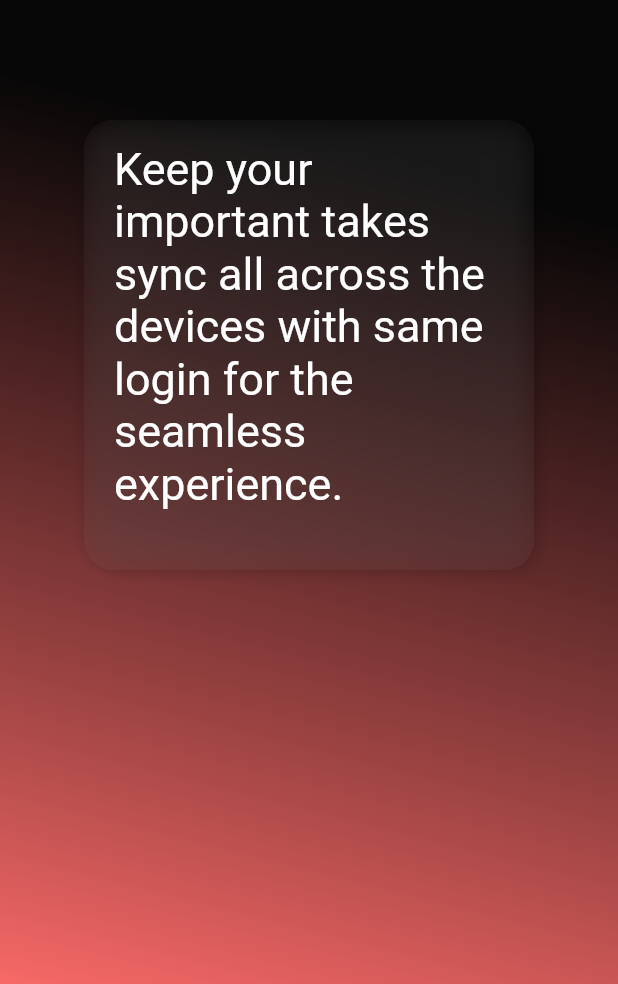
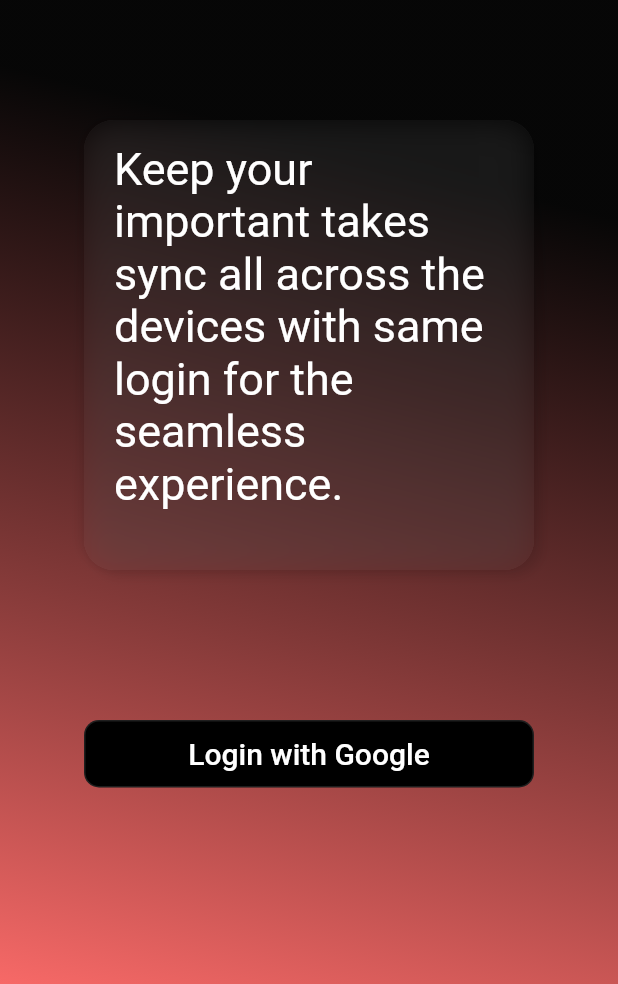
Before and after one commit to vinay416/quick_type, a Flutter app: the screen it shows after launch, on a phone screen of 412 x 824 dp, the part 252-1236 px from its top. Run offline on Flutter 3.47's test engine with Material 2 defaults, Android fonts, the phone set to English and light mode, and no system bars; our stand-ins replace cloud_firestore, firebase_auth, firebase_core, go_router, google_sign_in, loading_indicator and 1 more; accounts and stored records are empty.

Commit message:
refactor changes

```diff
--- a/lib/app_router.dart
+++ b/lib/app_router.dart
@@ -1,5 +1,5 @@
 import 'package:go_router/go_router.dart';
-import 'package:quick_takes/auth/view/auth_view.dart';
+import 'package:quick_takes/auth/view/auth_route.dart';
 
 class AppRouter {
   AppRouter._();
@@ -10,9 +10,6 @@
   GoRouter get config => _router;
 
   static final List<RouteBase> _routes = [
-    GoRoute(
-      path: "/",
-      builder: (_, state) => const AuthView(),
-    ),
+    Authentication.route,
   ];
 }
--- /dev/null
+++ b/lib/auth/view/auth_route.dart
@@ -0,0 +1,32 @@
+import 'package:flutter/material.dart';
+import 'package:go_router/go_router.dart';
+import 'package:provider/provider.dart';
+import 'package:quick_takes/auth/view/login_view.dart';
+import 'package:quick_takes/auth/view_model/auth_view_model.dart';
+import 'package:quick_takes/home/view/home_view.dart';
+
+class Authentication {
+  const Authentication._();
+
+  static final route = GoRoute(
+    path: "/",
+    builder: (_, state) => const Material(
+      child: Text("Loading..."),
+    ),
+    routes: [
+      GoRoute(
+        path: 'login',
+        builder: (_, state) => const LoginView(),
+      ),
+      GoRoute(
+        path: 'home',
+        builder: (_, state) => const HomeView(),
+      )
+    ],
+    redirect: (context, state) {
+      final bool isAuthenticated =
+          context.watch<AuthViewModel>().isAuthenticated;
+      return isAuthenticated ? '/home' : '/login';
+    },
+  );
+}
--- a/lib/auth/view/auth_view.dart
+++ /dev/null
@@ -1,27 +0,0 @@
-import 'package:flutter/material.dart';
-import 'package:provider/provider.dart';
-import 'package:quick_takes/auth/model/user_model.dart';
-import 'package:quick_takes/auth/view/login_view.dart';
-import 'package:quick_takes/auth/view_model/auth_view_model.dart';
-import 'package:quick_takes/home/view/home_view.dart';
-
-class AuthView extends StatelessWidget {
-  const AuthView({super.key});
-
-  @override
-  Widget build(BuildContext context) {
-    final authViewModel = context.read<AuthViewModel>();
-    return StreamBuilder(
-      stream: authViewModel.authStream,
-      builder: (context, snapshot) {
-        final authUser = snapshot.data;
-        if (authUser == null) {
-          return const LoginView();
-        }
-
-        final UserModel user = UserModel.fromUser(authUser);
-        return HomeView(user: user);
-      },
-    );
-  }
-}
--- /dev/null
+++ b/lib/auth/view/widgets/login_button.dart
@@ -0,0 +1,47 @@
+import 'package:flutter/material.dart';
+import 'package:provider/provider.dart';
+import 'package:quick_takes/auth/view_model/auth_view_model.dart';
+import 'package:quick_takes/global/app_colors.dart';
+import 'package:quick_takes/global/app_textstyles.dart';
+import 'package:quick_takes/global/widgets/custom_loader.dart';
+
+class LoginButton extends StatelessWidget {
+  const LoginButton({super.key});
+
+  @override
+  Widget build(BuildContext context) {
+    return Center(
+      child: Selector<AuthViewModel, bool>(
+        selector: (_, viewModel) => viewModel.isLoading,
+        builder: (context, isLoading, child) {
+          return AnimatedContainer(
+            duration: const Duration(milliseconds: 500),
+            height: 45,
+            width: 300,
+            child: OutlinedButton(
+              onPressed: () {
+                context.read<AuthViewModel>().signInWithGoogle();
+              },
+              style: OutlinedButton.styleFrom(
+                backgroundColor: AppColors.primaryDark,
+                shape: isLoading
+                    ? const CircleBorder()
+                    : RoundedRectangleBorder(
+                        borderRadius: BorderRadius.circular(10),
+                      ),
+              ),
+              child: isLoading
+                  ? const CustomLoader()
+                  : Text(
+                      'Login with Google',
+                      style: AppTextStyles.button.copyWith(
+                        color: AppColors.primaryLight,
+                      ),
+                    ),
+            ),
+          );
+        },
+      ),
+    );
+  }
+}
--- a/lib/auth/view/widgets/login_foreground.dart
+++ b/lib/auth/view/widgets/login_foreground.dart
@@ -1,5 +1,6 @@
 import 'package:flutter/material.dart';
 import 'package:quick_takes/auth/utils/auth_texts.dart';
+import 'package:quick_takes/auth/view/widgets/login_button.dart';
 import 'package:quick_takes/auth/view/widgets/login_desc_card.dart';
 import 'package:quick_takes/global/app_textstyles.dart';
 
@@ -18,7 +19,9 @@
         children: [
           loginTitle,
           const SizedBox(height: 80),
-          loginCardDesign,
+          const LoginDescCard(),
+          const SizedBox(height: 100),
+          const LoginButton(),
         ],
       ),
     );
@@ -30,8 +33,4 @@
       style: AppTextStyles.titleLarge,
     );
   }
-
-  Widget get loginCardDesign {
-    return const LoginDescCard();
-  }
 }
--- a/lib/auth/view_model/auth_view_model.dart
+++ b/lib/auth/view_model/auth_view_model.dart
@@ -4,12 +4,33 @@
 import 'package:google_sign_in/google_sign_in.dart';
 import 'package:quick_takes/auth/model/user_model.dart';
 
+const String _clientId =
+    '54615680615-js178jcbi0gc9oigb7lhi81t7pp8759p.apps.googleusercontent.com';
+
 class AuthViewModel extends ChangeNotifier {
+  AuthViewModel() {
+    _authStream();
+  }
   final FirebaseAuth _auth = FirebaseAuth.instance;
-  final GoogleSignIn _googleSignIn = GoogleSignIn();
-  bool isLoading = false;
+  final GoogleSignIn _googleSignIn = GoogleSignIn(clientId: _clientId);
+  bool _isLoading = false;
+  bool _isAuthenticated = false;
 
-  Stream<User?> get authStream => _auth.authStateChanges();
+  bool get isAuthenticated => _isAuthenticated;
+  bool get isLoading => _isLoading;
+
+  void _authStream() {
+    _auth.authStateChanges().listen(
+      (user) {
+        if (user == null) {
+          _isAuthenticated = false;
+        } else {
+          _isAuthenticated = true;
+        }
+        notifyListeners();
+      },
+    );
+  }
 
   Future<void> signInWithGoogle() async {
     _setLoader(true);
@@ -34,6 +55,11 @@
     _setLoader(false);
   }
 
+  Future<void> logOut() async {
+    _googleSignIn.signOut();
+    _auth.signOut();
+  }
+
   Future<void> _createUser(User user) async {
     FirebaseFirestore firestore = FirebaseFirestore.instance;
     final ref = firestore.collection(UserModel.ref).doc(user.uid);
@@ -45,8 +71,8 @@
     await ref.set(userJson);
   }
 
-  void _setLoader(bool state){
-    isLoading = state;
+  void _setLoader(bool state) {
+    _isLoading = state;
     notifyListeners();
   }
 }
--- a/lib/global/app_colors.dart
+++ b/lib/global/app_colors.dart
@@ -1,5 +1,8 @@
 import 'package:flutter/material.dart';
 
 class AppColors {
+  const AppColors._();
   static const Color secondary = Color(0xFFF76967);
+  static const Color primaryLight = Colors.white;
+  static const Color primaryDark = Colors.black;
 }
--- a/lib/global/app_textstyles.dart
+++ b/lib/global/app_textstyles.dart
@@ -12,4 +12,9 @@
         fontSize: 30,
         fontWeight: FontWeight.w400,
       );
+
+  static TextStyle get button => const TextStyle(
+        fontSize: 20,
+        fontWeight: FontWeight.w500,
+      );
 }
--- /dev/null
+++ b/lib/global/widgets/custom_loader.dart
@@ -0,0 +1,22 @@
+import 'package:flutter/material.dart';
+import 'package:loading_indicator/loading_indicator.dart';
+import 'package:quick_takes/global/app_colors.dart';
+
+class CustomLoader extends StatelessWidget {
+  const CustomLoader({this.size = 20, super.key});
+  final double size;
+
+  @override
+  Widget build(BuildContext context) {
+    return SizedBox(
+      height: size,
+      width: size,
+      child: const LoadingIndicator(
+        indicatorType: Indicator.circleStrokeSpin,
+        colors: [
+          AppColors.secondary,
+        ],
+      ),
+    );
+  }
+}
--- a/lib/home/view/home_view.dart
+++ b/lib/home/view/home_view.dart
@@ -2,8 +2,7 @@
 import 'package:quick_takes/auth/model/user_model.dart';
 
 class HomeView extends StatelessWidget {
-  const HomeView({required this.user, super.key});
-  final UserModel user;
+  const HomeView({super.key});
 
   @override
   Widget build(BuildContext context) {
--- a/lib/main.dart
+++ b/lib/main.dart
@@ -33,12 +33,12 @@
         builder: (context, viewModel, _) {
           final themeMode = viewModel.themeMode;
           return MaterialApp.router(
-            debugShowCheckedModeBanner: false,
-            routerConfig: AppRouter.instance.config,
-            theme: viewModel.lightTheme,
-            darkTheme: viewModel.darkTheme,
-            themeMode: themeMode,
-          );
+              debugShowCheckedModeBanner: false,
+              routerConfig: AppRouter.instance.config,
+              theme: viewModel.lightTheme,
+              darkTheme: viewModel.darkTheme,
+              themeMode: ThemeMode.dark //themeMode,
+              );
         },
       ),
     );
--- a/lib/theme/app_theme.dart
+++ b/lib/theme/app_theme.dart
@@ -17,6 +17,7 @@
   ThemeData get darkTheme {
     final theme = ThemeData(
       colorScheme: ColorScheme.dark(
+        primary: secondaryColor,
         secondary: secondaryColor,
       ),
     );
```
